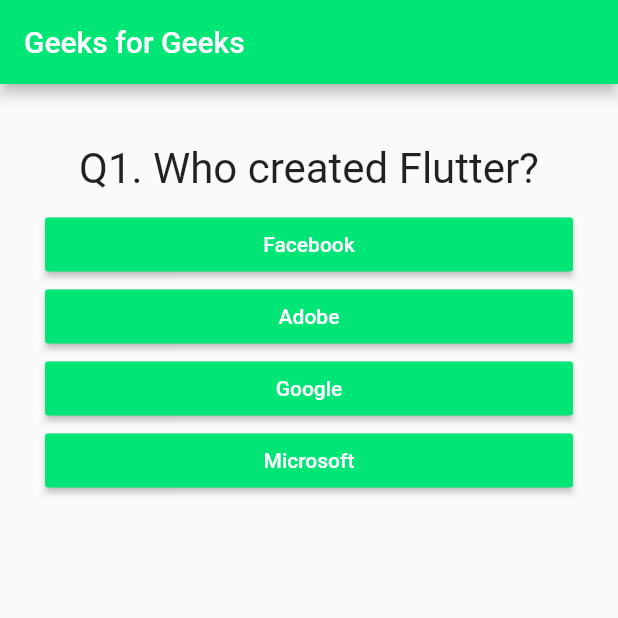
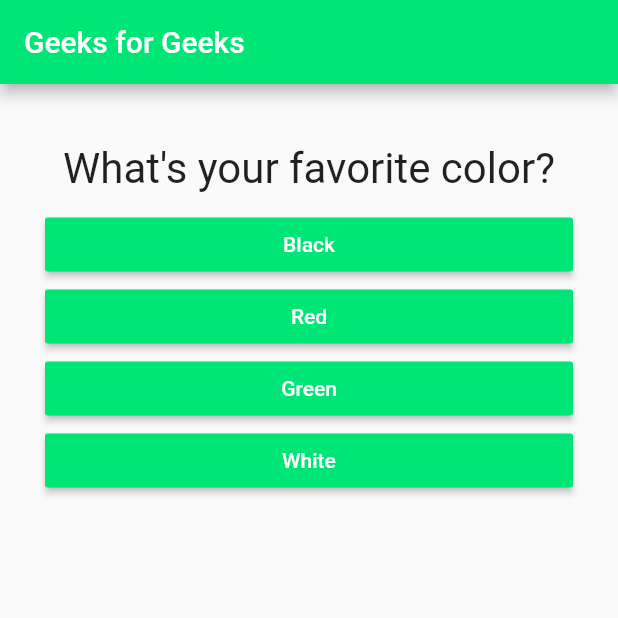
Before and after one commit to FahimFoysal97/flutter_quiz_app, a Flutter app: the screen it shows after launch, on a phone screen of 412 x 824 dp, the top half of it. Run offline on Flutter 3.47's test engine with Material 2 defaults, Android fonts, the phone set to English and light mode, and no system bars.

Commit message:
changed questions.

```diff
--- a/lib/main.dart
+++ b/lib/main.dart
@@ -15,54 +15,30 @@ class MyApp extends StatefulWidget {
 class _MyAppState extends State<MyApp> {
   final _questions = const [
     {
-      'questionText': 'Q1. Who created Flutter?',
+      'questionText': 'What\'s your favorite color?',
       'answers': [
-        {'text': 'Facebook', 'score': -2},
-        {'text': 'Adobe', 'score': -2},
-        {'text': 'Google', 'score': 10},
-        {'text': 'Microsoft', 'score': -2},
+        {'text': 'Black', 'score': 10},
+        {'text': 'Red', 'score': 5},
+        {'text': 'Green', 'score': 3},
+        {'text': 'White', 'score': 1},
       ],
     },
     {
-      'questionText': 'Q2. What is Flutter?',
+      'questionText': 'What\'s your favorite animal?',
       'answers': [
-        {'text': 'Android Development Kit', 'score': -2},
-        {'text': 'IOS Development Kit', 'score': -2},
-        {'text': 'Web Development Kit', 'score': -2},
-        {
-          'text':
-          'SDK to build beautiful IOS, Android, Web & Desktop Native Apps',
-          'score': 10
-        },
+        {'text': 'Rabbit', 'score': 3},
+        {'text': 'Snake', 'score': 11},
+        {'text': 'Elephant', 'score': 5},
+        {'text': 'Lion', 'score': 9},
       ],
     },
     {
-      'questionText': ' Q3. Which programing language is used by Flutter',
+      'questionText': 'Who\'s your favorite instructor?',
       'answers': [
-        {'text': 'Ruby', 'score': -2},
-        {'text': 'Dart', 'score': 10},
-        {'text': 'C++', 'score': -2},
-        {'text': 'Kotlin', 'score': -2},
-      ],
-    },
-    {
-      'questionText': 'Q4. Who created Dart programing language?',
-      'answers': [
-        {'text': 'Lars Bak and Kasper Lund', 'score': 10},
-        {'text': 'Brendan Eich', 'score': -2},
-        {'text': 'Bjarne Stroustrup', 'score': -2},
-        {'text': 'Jeremy Ashkenas', 'score': -2},
-      ],
-    },
-    {
-      'questionText':
-      'Q5. Is Flutter for Web and Desktop available in stable version?',
-      'answers': [
-        {
-          'text': 'Yes',
-          'score': -2,
-        },
-        {'text': 'No', 'score': 10},
+        {'text': 'Max', 'score': 1},
+        {'text': 'Max', 'score': 1},
+        {'text': 'Max', 'score': 1},
+        {'text': 'Max', 'score': 1},
       ],
     },
   ];
```
